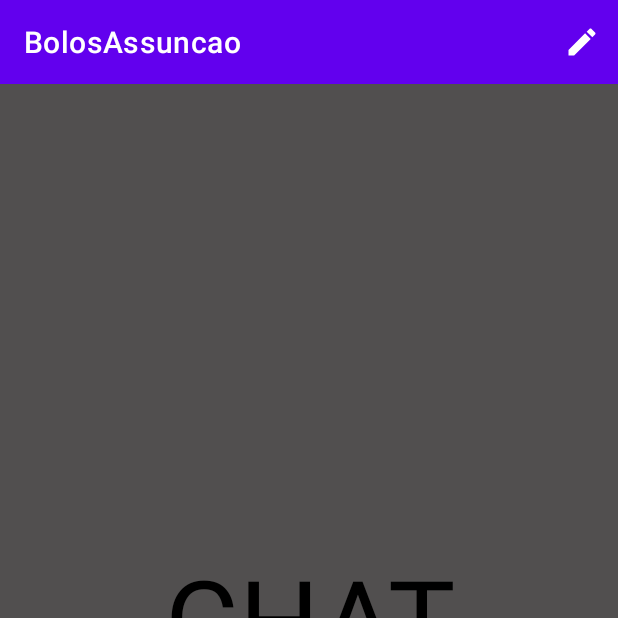
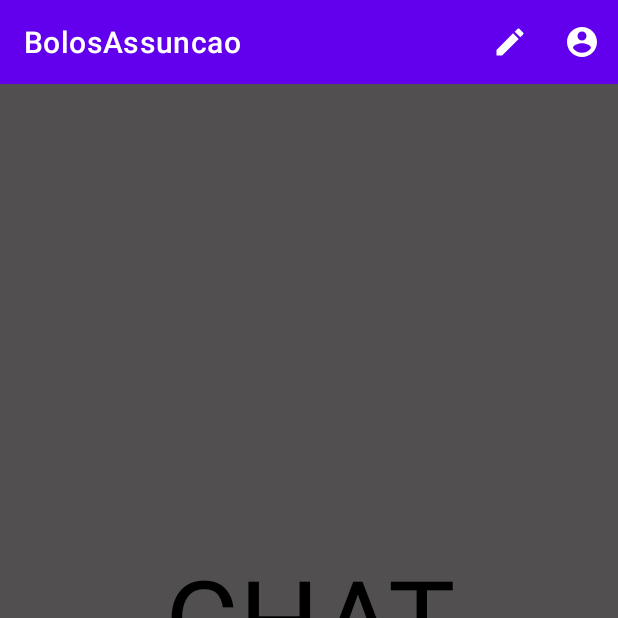
Before and after one commit to OskarLasota/BolosAssuncao, an Android app: the PrivilegedUserActivity screen opened directly, with no data from a screen before it, item 3 of the bottom bar chosen, on a phone screen of 412 x 824 dp, the top half of it. Run offline under Robolectric (Android 15) with nearby library versions, the light colour scheme and no system bars; our stand-ins replace Room's generated code, navigation-ui.

Commit message:
chore: changed login system navigation

```diff
--- a/app/src/main/java/com/frezzcoding/bolosassuncao/view/privileged/PrivilegedUserActivity.kt
+++ b/app/src/main/java/com/frezzcoding/bolosassuncao/view/privileged/PrivilegedUserActivity.kt
@@ -73,6 +73,7 @@
 
 
     private fun setupBottomNavMenu(navController: NavController) {
+        bottom_nav?.menu?.findItem(R.id.destination_orders)?.isVisible = false
         bottom_nav?.let {
             NavigationUI.setupWithNavController(it, navController)
         }
--- /dev/null
+++ b/app/src/main/res/drawable/ic_account.xml
@@ -0,0 +1,5 @@
+<vector android:height="24dp" android:tint="#FFFFFF"
+    android:viewportHeight="24.0" android:viewportWidth="24.0"
+    android:width="24dp" xmlns:android="http://schemas.android.com/apk/res/android">
+    <path android:fillColor="#FF000000" android:pathData="M12,2C6.48,2 2,6.48 2,12s4.48,10 10,10 10,-4.48 10,-10S17.52,2 12,2zM12,5c1.66,0 3,1.34 3,3s-1.34,3 -3,3 -3,-1.34 -3,-3 1.34,-3 3,-3zM12,19.2c-2.5,0 -4.71,-1.28 -6,-3.22 0.03,-1.99 4,-3.08 6,-3.08 1.99,0 5.97,1.09 6,3.08 -1.29,1.94 -3.5,3.22 -6,3.22z"/>
+</vector>
--- a/app/src/main/res/menu/menu_navigation.xml
+++ b/app/src/main/res/menu/menu_navigation.xml
@@ -5,6 +5,10 @@
         android:id="@+id/destination_home"
         android:icon="@drawable/ic_home"
         android:title="Home" />
+    <item
+        android:id="@+id/destination_orders"
+        android:icon="@drawable/ic_cake"
+        android:title="Orders" />
     <item
         android:id="@+id/destination_priv_orders"
         android:icon="@drawable/ic_cake"
@@ -14,15 +18,4 @@
         android:icon="@drawable/ic_chat"
         android:title="Chat"
         />
-    <item
-        android:id="@+id/destination_requirelogin1"
-        android:icon="@drawable/ic_cake"
-        android:title="Orders"
-        android:visible="false"/>
-    <item
-        android:id="@+id/destination_requirelogin2"
-        android:icon="@drawable/ic_chat"
-        android:title="Chat"
-        tools:ignore="DuplicateIds"
-        android:visible="false"/>
 </menu>
--- a/app/src/main/res/menu/menu_toolbar.xml
+++ b/app/src/main/res/menu/menu_toolbar.xml
@@ -11,4 +11,9 @@
         android:icon="@drawable/ic_orders_white"
         app:showAsAction="ifRoom"
         android:title="Settings" />
+    <item
+        android:id="@+id/destination_login"
+        android:icon="@drawable/ic_account"
+        app:showAsAction="ifRoom"
+        android:title="Settings" />
 </menu>
```
Also changed, not shown: app/src/main/java/com/frezzcoding/bolosassuncao/view/neutral/NeutralUserActivity.kt (+9 -6 lines).
